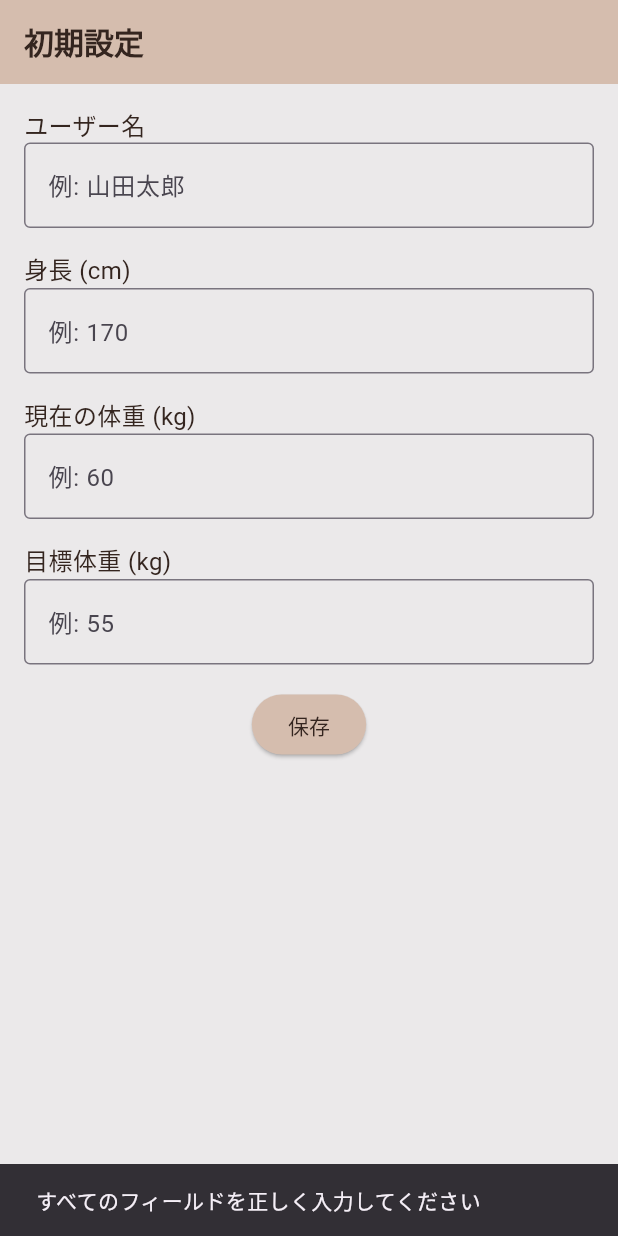
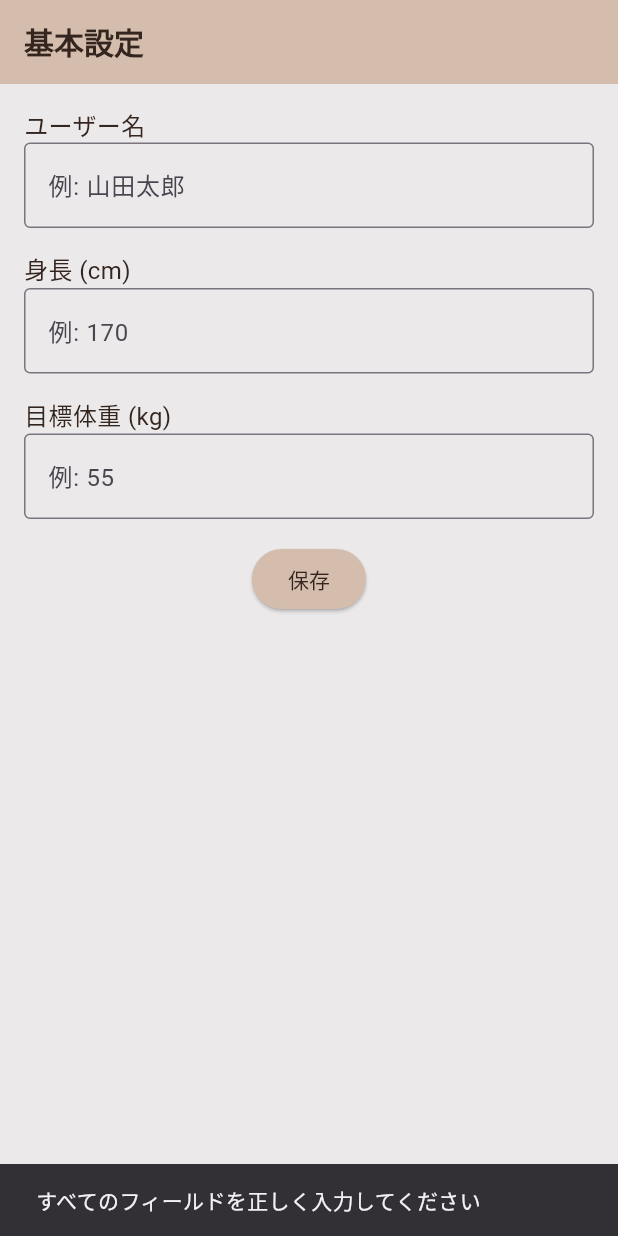
Before and after one commit to Moyuchiiii/Dietapp, a Flutter app: the screen it shows after launch, after a tap on "保存", on a phone screen of 412 x 824 dp. Run offline on Flutter 3.47's test engine with Material 3 defaults, Android fonts, the phone set to English and light mode, and no system bars; our stand-ins replace fl_chart, sqflite, table_calendar; accounts and stored records are empty.

```diff
--- a/flutter_dietapp/lib/firt.dart
+++ b/flutter_dietapp/lib/firt.dart
@@ -12,7 +12,6 @@ class InitialSetupScreen extends StatefulWidget {
 class _InitialSetupScreenState extends State<InitialSetupScreen> {
   final TextEditingController _usernameController = TextEditingController();
   final TextEditingController _heightController = TextEditingController();
-  final TextEditingController _currentWeightController = TextEditingController();
   final TextEditingController _targetWeightController = TextEditingController();
 
   @override
@@ -30,9 +29,6 @@ class _InitialSetupScreenState extends State<InitialSetupScreen> {
         _heightController.text = userData['height'] != null
             ? userData['height'].toString()
             : '';
-        _currentWeightController.text = userData['current_weight'] != null
-            ? userData['current_weight'].toString()
-            : '';
         _targetWeightController.text = userData['target_weight'] != null
             ? userData['target_weight'].toString()
             : '';
@@ -43,10 +39,9 @@ class _InitialSetupScreenState extends State<InitialSetupScreen> {
   Future<void> _saveData() async {
     final username = _usernameController.text;
     final height = double.tryParse(_heightController.text);
-    final currentWeight = double.tryParse(_currentWeightController.text);
     final targetWeight = double.tryParse(_targetWeightController.text);
 
-    if (username.isNotEmpty && height != null && currentWeight != null && targetWeight != null) {
+    if (username.isNotEmpty && height != null && targetWeight != null) {
       try {
         final dbHelper = DatabaseHelper();
         final db = await dbHelper.database;
@@ -55,7 +50,6 @@ class _InitialSetupScreenState extends State<InitialSetupScreen> {
         await dbHelper.insertUserData({
           'username': username,
           'height': height,
-          'current_weight': currentWeight,
           'target_weight': targetWeight,
         });
 
@@ -89,7 +83,7 @@ class _InitialSetupScreenState extends State<InitialSetupScreen> {
   Widget build(BuildContext context) {
     return Scaffold(
       appBar: AppBar(
-        title: const Text('初期設定'),
+        title: const Text('基本設定'),
       ),
       body: Padding(
         padding: const EdgeInsets.all(16.0),
@@ -115,16 +109,6 @@ class _InitialSetupScreenState extends State<InitialSetupScreen> {
               ),
             ),
             const SizedBox(height: 16),
-            const Text('現在の体重 (kg)', style: TextStyle(fontSize: 16)),
-            TextField(
-              controller: _currentWeightController,
-              keyboardType: TextInputType.number,
-              decoration: const InputDecoration(
-                border: OutlineInputBorder(),
-                hintText: '例: 60',
-              ),
-            ),
-            const SizedBox(height: 16),
             const Text('目標体重 (kg)', style: TextStyle(fontSize: 16)),
             TextField(
               controller: _targetWeightController,
--- a/flutter_dietapp/lib/options_screen.dart
+++ b/flutter_dietapp/lib/options_screen.dart
@@ -85,7 +85,7 @@ class OptionsScreen extends StatelessWidget {
           const Divider(),
           ListTile(
             leading: const Icon(Icons.settings_applications),
-            title: const Text('初期設定の変更'),
+            title: const Text('基本設定の変更'),
             onTap: () {
               Navigator.push(
                 context,
```
Also changed, not shown: flutter_dietapp/lib/calendar_screen.dart (+12 -4 lines).
